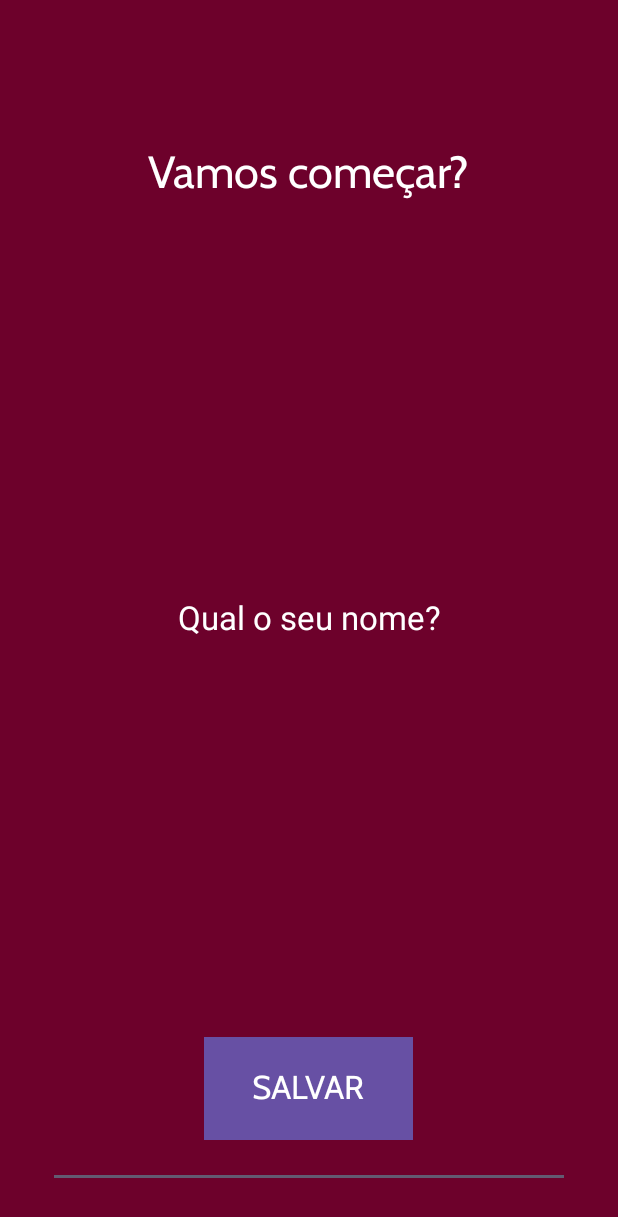
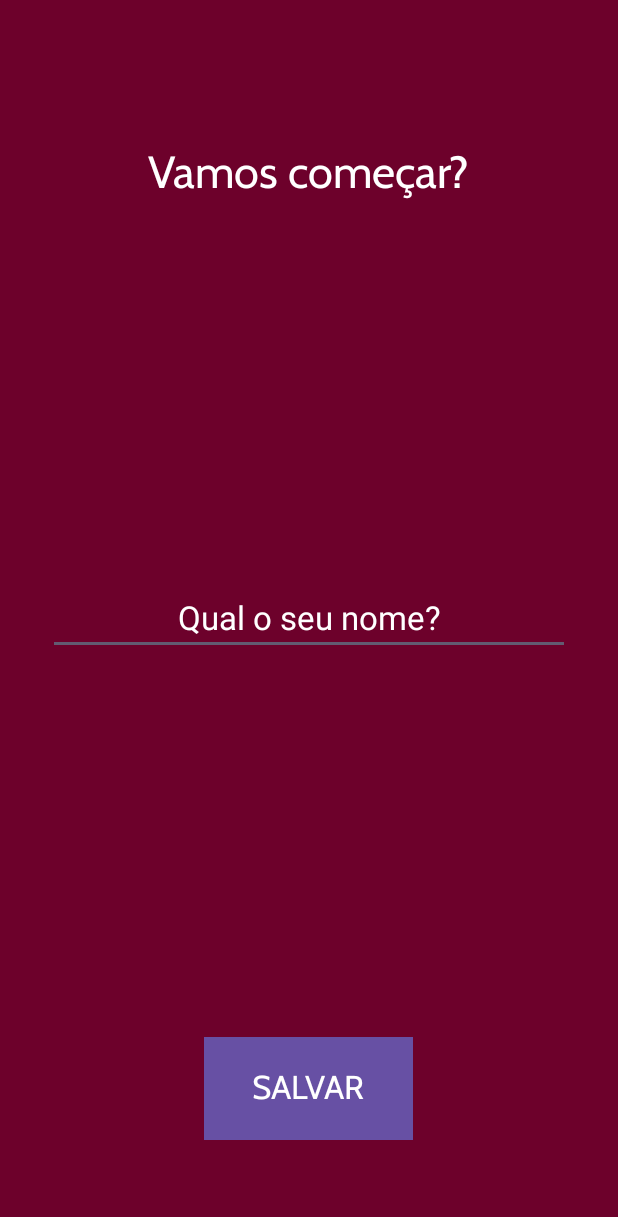
Before and after one commit to mvinicavalcante/MotivationApp, an Android app: the screen it shows after launch (UserActivity), after a tap on "SALVAR", on a phone screen of 412 x 824 dp. Shown: the top 1217 px of the screen. Run offline under Robolectric (Android 15) with nearby library versions, the phone set to English and light mode, and no system bars.

```diff
--- a/app/src/main/java/com/example/motivation/UserActivity.kt
+++ b/app/src/main/java/com/example/motivation/UserActivity.kt
@@ -1,9 +1,11 @@
 package com.example.motivation
 
+import android.content.Intent
 import android.content.SharedPreferences
 import androidx.appcompat.app.AppCompatActivity
 import android.os.Bundle
 import android.view.View
+import android.widget.Toast
 import com.example.motivation.databinding.ActivityUserBinding
 
 class UserActivity : AppCompatActivity(), View.OnClickListener {
@@ -23,7 +25,20 @@ class UserActivity : AppCompatActivity(), View.OnClickListener {
 
     override fun onClick(view: View) {
         if(view.id == R.id.btn_save) {
-            var s = ""
+            handleSave()
+        }
+    }
+
+    private fun handleSave() {
+        val name: String = binding.editName.text.toString()
+        if(name != "") {
+            SecurityPreferences(this).storeString("USER_NAME", name)
+            //Leva para a
+            startActivity(Intent(this, MainActivity::class.java))
+            //Destruindo a volta para a tela antiga (cadastrar nome), bom para telas de login por exemplo
+            finish()
+        } else {
+            Toast.makeText(this, R.string.validation_mandatory_name, Toast.LENGTH_SHORT).show()
         }
     }
 }
--- a/app/src/main/res/layout/activity_main.xml
+++ b/app/src/main/res/layout/activity_main.xml
@@ -34,6 +34,7 @@
     </LinearLayout>
 
     <TextView
+        android:id="@+id/text_hello"
         android:text="Olá, Kotlin"
         android:layout_width="wrap_content"
         android:layout_height="wrap_content"
--- a/app/src/main/res/layout/activity_user.xml
+++ b/app/src/main/res/layout/activity_user.xml
@@ -10,6 +10,7 @@
     tools:context=".UserActivity">
 
     <TextView
+        android:id="@+id/lets_begin"
         android:layout_width="wrap_content"
         android:layout_height="wrap_content"
         android:layout_centerHorizontal="true"
@@ -24,7 +25,8 @@
     <EditText
         android:id="@+id/edit_name"
         android:layout_width="match_parent"
-        android:layout_height="match_parent"
+        android:layout_height="wrap_content"
+        android:layout_centerVertical="true"
         android:hint="@string/your_name"
         android:textSize="22sp"
         android:gravity="center"
--- a/app/src/main/res/values/strings.xml
+++ b/app/src/main/res/values/strings.xml
@@ -5,4 +5,6 @@
     <string name="lets_begin">Vamos começar?</string>
     <string name="your_name">Qual o seu nome?</string>
     <string name="save">Salvar</string>
+
+    <string name="validation_mandatory_name">Por favor, informe seu nome</string>
 </resources>
```
Also changed, not shown: app/src/main/java/com/example/motivation/MainActivity.kt (+7 -0 lines), app/src/main/java/com/example/motivation/SecurityPreferences.kt (added, +16 -0 lines).
